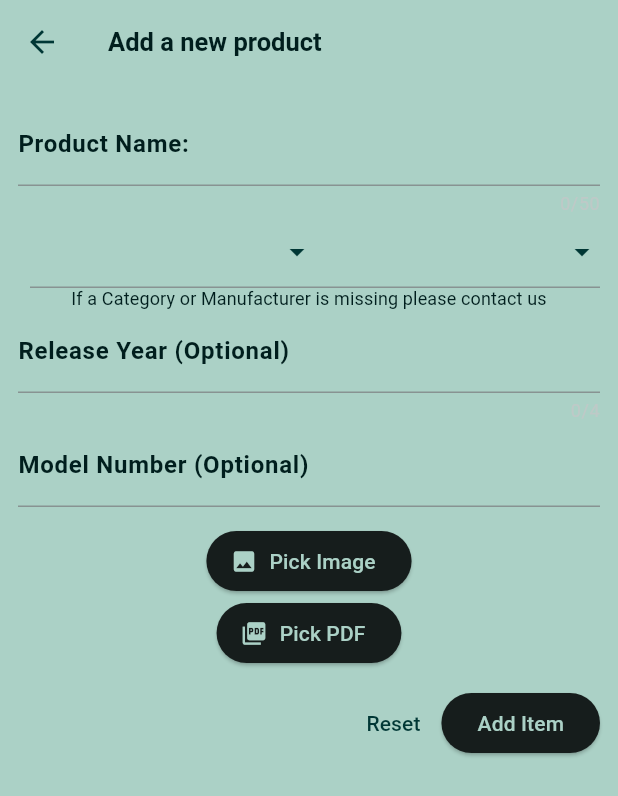
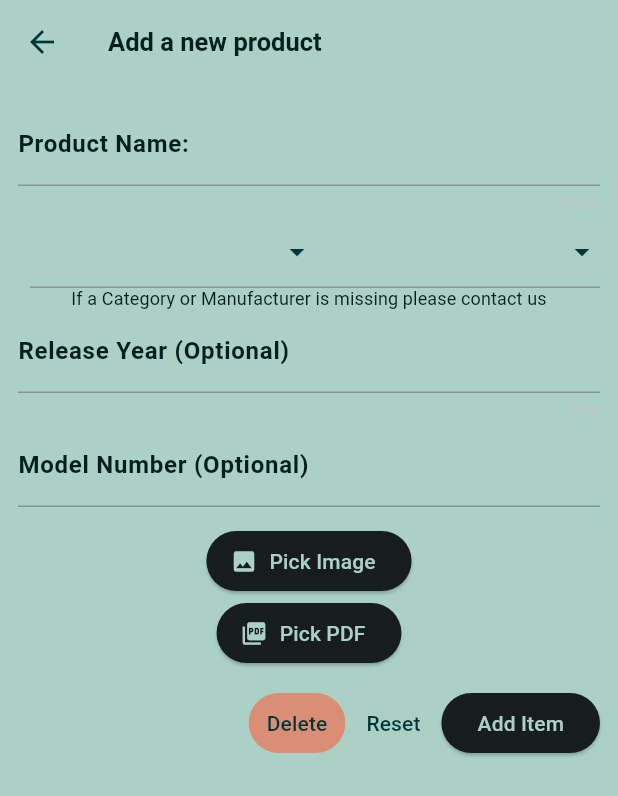
Before and after one commit to ThomasFSynnes/IDATA2023_Group8, a Flutter app: the ProductScreen screen opened directly with empty values, after a tap on the "edit" icon, on a phone screen of 412 x 824 dp. Shown: the top 796 px of the screen. Run offline on Flutter 3.47's test engine with Material 3 defaults, Android fonts, the phone set to English and light mode, and no system bars; our stand-ins replace cloud_firestore, dio, easy_localization, file_picker, firebase_auth, firebase_core and 4 more; missing offline and left inert: syncfusion_flutter_pdfviewer; accounts and stored records are empty; network calls fail; Roboto replaces fonts that are missing (Cabin).

Commit message:
Remove product added

```diff
--- a/lib/screens/edit_manual.dart
+++ b/lib/screens/edit_manual.dart
@@ -1,3 +1,5 @@
+// ignore_for_file: use_build_context_synchronously
+
 import 'package:flutter/material.dart';
 import 'package:user_manuals_app/data/manufacturers.dart';
 import 'package:firebase_storage/firebase_storage.dart';
@@ -10,6 +12,10 @@ import 'package:file_picker/file_picker.dart';
 import 'dart:io';
 import 'package:easy_localization/easy_localization.dart';
 import 'package:flutter_easyloading/flutter_easyloading.dart';
+import 'package:user_manuals_app/util/database_manager.dart';
+
+/// Lets the user eddit or remove an existing manual.
+/// Returns a new manual with same ID as the original.
 
 class EditManual extends StatefulWidget {
   const EditManual({
@@ -34,8 +40,11 @@ class _EditManualState extends State<EditManual> {
   String? _enteredmodelNumber = '';
   String imagePath = "";
   String pdfPath = "";
-  File? _imageFile = null;
-  File? _pdfFile = null;
+  File? _imageFile;
+  File? _pdfFile;
+
+  String _removeText = "Delete";
+  bool _removeConfirm = false;
 
   // Function to handle image pick from gallery
   Future<void> _pickImage() async {
@@ -50,6 +59,7 @@ class _EditManualState extends State<EditManual> {
     }
   }
 
+  // Function to handle PDF pick from files
   Future<void> _pickPDF() async {
     EasyLoading.dismiss();
     FilePickerResult? result = await FilePicker.platform.pickFiles(
@@ -64,6 +74,7 @@ class _EditManualState extends State<EditManual> {
     }
   }
 
+  // Save the edited manual and returns it.
   void _saveItem() async {
     EasyLoading.show(status: 'loading...');
     if (_formKey.currentState!.validate()) {
@@ -98,6 +109,7 @@ class _EditManualState extends State<EditManual> {
     EasyLoading.dismiss();
   }
 
+  //Method for uploading image to FireStore and return download URL
   Future<String> _uploadImage() async {
     try {
       if (_imageFile == null) {
@@ -119,6 +131,7 @@ class _EditManualState extends State<EditManual> {
     }
   }
 
+  //Method for uploading PDF to FireStore and return download URL
   Future<String> _uploadFile(File? file) async {
     if (file == null) {
       return ''; // Return an empty string or handle accordingly if no file is selected
@@ -131,6 +144,19 @@ class _EditManualState extends State<EditManual> {
     await storageReference.putFile(file);
 
     return await storageReference.getDownloadURL();
+  }
+
+  void _deleteProduct(){
+    if (_removeConfirm){
+      DatabaseManager().removeProduct(widget.product);
+      Navigator.of(context).pop();
+    }
+    else {
+      setState(() {
+        _removeConfirm = true;
+        _removeText = "Confirm Delete";
+      });
+    }
   }
 
   @override
@@ -357,6 +383,19 @@ class _EditManualState extends State<EditManual> {
                   mainAxisAlignment: MainAxisAlignment.end,
                   children: [
                     Semantics(
+                      label: 'Delete Product Button',
+                      child: TextButton(
+                        style: TextButton.styleFrom(
+                            backgroundColor:
+                                Theme.of(context).colorScheme.onErrorContainer),
+                        onPressed: _deleteProduct,
+                        child: Text(_removeText,
+                            style: TextStyle(
+                              color: Theme.of(context).colorScheme.onPrimary,
+                            )),
+                      ),
+                    ),
+                    Semantics(
                       label: 'Reset Form Button',
                       child: TextButton(
                         onPressed: () {
--- a/lib/screens/product_screen.dart
+++ b/lib/screens/product_screen.dart
@@ -125,14 +125,16 @@ class ProductScreen extends StatelessWidget {
                 onPressed: () async {
                   final newProduct = await Navigator.of(context).push<Product>(
                     MaterialPageRoute(
-                    builder: (ctx) => EditManual(product: item,),
+                      builder: (ctx) => EditManual(
+                        product: item,
+                      ),
                     ),
                   );
 
                   if (newProduct != null) {
-                    products.remove(item);
-                    products.add(newProduct);
-                    DatabaseManager().updateProduct(newProduct);
+                    products.remove(item); // remove old Product
+                    products.add(newProduct); // add new product
+                    DatabaseManager().updateProduct(newProduct); // update in the Database.
                   }
                 },
                 icon: const Icon(Icons.edit),
--- a/lib/screens/settings/login_screen.dart
+++ b/lib/screens/settings/login_screen.dart
@@ -1,3 +1,5 @@
+// ignore_for_file: use_build_context_synchronously
+
 import 'package:flutter/material.dart';
 import 'package:firebase_auth/firebase_auth.dart';
 import 'package:easy_localization/easy_localization.dart';
--- a/lib/util/database_manager.dart
+++ b/lib/util/database_manager.dart
@@ -22,6 +22,12 @@ class DatabaseManager {
   // Update a product in the database
   updateProduct(Product product){
     database.collection(keyProducts).doc(product.id).update(product.toFirestore());
+  }
+
+  // Delete a product from the database
+  removeProduct(Product product){
+    products.remove(product);
+    database.collection(keyProducts).doc(product.id).delete();
   }
 
   //Create an empty list in the DB
--- a/lib/widgets/product_seach_deligate.dart
+++ b/lib/widgets/product_seach_deligate.dart
@@ -2,12 +2,13 @@ import 'package:flutter/material.dart';
 import 'package:user_manuals_app/model/product.dart';
 import 'package:user_manuals_app/widgets/grid_list.dart';
 
-//TODO: ADD MORE COMMENTS
+/// Search widget that lets the user search for products in a list of products my title,
+/// and displays the result in a grid view.
 
 class ProductSeachDeligate extends SearchDelegate {
   ProductSeachDeligate({required this.searchList});
 
-  final List searchList;
+  final List searchList; // The list of items to search through.
 
   @override
   List<Widget>? buildActions(BuildContext context) {
```
Lines whose indentation alone changed are shown as unchanged.
